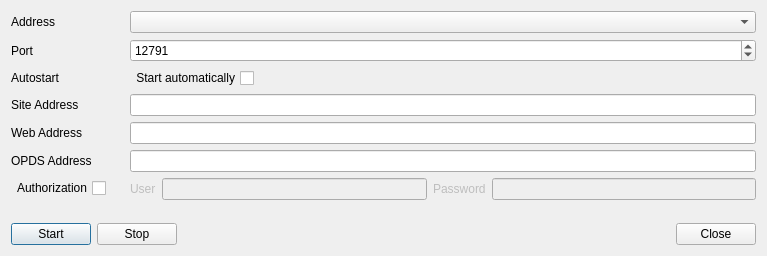
heimdallr/books, file src/home/flibrary/gui/dialogs/OpdsDialog.ui: the form before one commit.
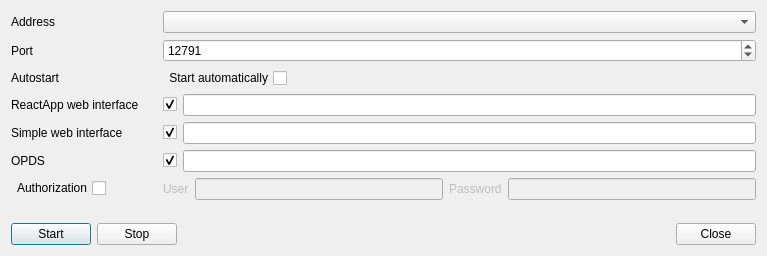
The form after the commit. Icons and pictures are not drawn.

Commit message: #895 Добавлены галки для раздельного включения интерфейсов

```diff
--- a/src/home/flibrary/gui/dialogs/OpdsDialog.ui
+++ b/src/home/flibrary/gui/dialogs/OpdsDialog.ui
@@ -42,52 +42,6 @@
        </property>
       </widget>
      </item>
-     <item row="4" column="0">
-      <widget class="QLabel" name="labelWeb">
-       <property name="text">
-        <string>Web Address</string>
-       </property>
-       <property name="textFormat">
-        <enum>Qt::TextFormat::RichText</enum>
-       </property>
-       <property name="openExternalLinks">
-        <bool>true</bool>
-       </property>
-       <property name="textInteractionFlags">
-        <set>Qt::TextInteractionFlag::TextBrowserInteraction</set>
-       </property>
-      </widget>
-     </item>
-     <item row="4" column="1">
-      <widget class="QLineEdit" name="lineEditWebAddress">
-       <property name="readOnly">
-        <bool>true</bool>
-       </property>
-      </widget>
-     </item>
-     <item row="5" column="0">
-      <widget class="QLabel" name="labelOpds">
-       <property name="text">
-        <string>OPDS Address</string>
-       </property>
-       <property name="textFormat">
-        <enum>Qt::TextFormat::RichText</enum>
-       </property>
-       <property name="openExternalLinks">
-        <bool>true</bool>
-       </property>
-       <property name="textInteractionFlags">
-        <set>Qt::TextInteractionFlag::TextBrowserInteraction</set>
-       </property>
-      </widget>
-     </item>
-     <item row="5" column="1">
-      <widget class="QLineEdit" name="lineEditOpdsAddress">
-       <property name="readOnly">
-        <bool>true</bool>
-       </property>
-      </widget>
-     </item>
      <item row="0" column="0">
       <widget class="QLabel" name="label_5">
        <property name="text">
@@ -101,7 +55,7 @@
      <item row="3" column="0">
       <widget class="QLabel" name="labelSite">
        <property name="text">
-        <string>Site Address</string>
+        <string notr="true">ReactApp web interface</string>
        </property>
        <property name="textFormat">
         <enum>Qt::TextFormat::RichText</enum>
@@ -114,10 +68,7 @@
        </property>
       </widget>
      </item>
-     <item row="3" column="1">
-      <widget class="QLineEdit" name="lineEditSiteAddress"/>
-     </item>
-     <item row="6" column="1">
+     <item row="7" column="1">
       <widget class="QWidget" name="auth" native="true">
        <property name="enabled">
         <bool>false</bool>
@@ -162,7 +113,7 @@
        </layout>
       </widget>
      </item>
-     <item row="6" column="0">
+     <item row="7" column="0">
       <widget class="QCheckBox" name="checkBoxAuth">
        <property name="layoutDirection">
         <enum>Qt::LayoutDirection::RightToLeft</enum>
@@ -173,7 +124,7 @@
       </widget>
      </item>
      <item row="2" column="1">
-      <layout class="QHBoxLayout" name="horizontalLayout">
+      <layout class="QHBoxLayout" name="_7">
        <item>
         <widget class="QCheckBox" name="checkBoxAddToSturtup">
          <property name="layoutDirection">
@@ -206,6 +157,97 @@
        </property>
       </widget>
      </item>
+     <item row="3" column="1">
+      <layout class="QHBoxLayout" name="_6">
+       <item>
+        <widget class="QCheckBox" name="checkBoxReactApp">
+         <property name="text">
+          <string notr="true"/>
+         </property>
+         <property name="checked">
+          <bool>true</bool>
+         </property>
+        </widget>
+       </item>
+       <item>
+        <widget class="QLineEdit" name="lineEditReactApp"/>
+       </item>
+      </layout>
+     </item>
+     <item row="4" column="1">
+      <layout class="QHBoxLayout" name="_8">
+       <item>
+        <widget class="QCheckBox" name="checkBoxSimpleWeb">
+         <property name="text">
+          <string notr="true"/>
+         </property>
+         <property name="checked">
+          <bool>true</bool>
+         </property>
+        </widget>
+       </item>
+       <item>
+        <widget class="QLineEdit" name="lineEditSimpleWeb">
+         <property name="readOnly">
+          <bool>true</bool>
+         </property>
+        </widget>
+       </item>
+      </layout>
+     </item>
+     <item row="4" column="0">
+      <widget class="QLabel" name="labelWeb">
+       <property name="text">
+        <string notr="true">Simple web interface</string>
+       </property>
+       <property name="textFormat">
+        <enum>Qt::TextFormat::RichText</enum>
+       </property>
+       <property name="openExternalLinks">
+        <bool>true</bool>
+       </property>
+       <property name="textInteractionFlags">
+        <set>Qt::TextInteractionFlag::TextBrowserInteraction</set>
+       </property>
+      </widget>
+     </item>
+     <item row="5" column="1">
+      <layout class="QHBoxLayout" name="_9">
+       <item>
+        <widget class="QCheckBox" name="checkBoxOpds">
+         <property name="text">
+          <string notr="true"/>
+         </property>
+         <property name="checked">
+          <bool>true</bool>
+         </property>
+        </widget>
+       </item>
+       <item>
+        <widget class="QLineEdit" name="lineEditOpds">
+         <property name="readOnly">
+          <bool>true</bool>
+         </property>
+        </widget>
+       </item>
+      </layout>
+     </item>
+     <item row="5" column="0">
+      <widget class="QLabel" name="labelOpds">
+       <property name="text">
+        <string notr="true">OPDS</string>
+       </property>
+       <property name="textFormat">
+        <enum>Qt::TextFormat::RichText</enum>
+       </property>
+       <property name="openExternalLinks">
+        <bool>true</bool>
+       </property>
+       <property name="textInteractionFlags">
+        <set>Qt::TextInteractionFlag::TextBrowserInteraction</set>
+       </property>
+      </widget>
+     </item>
     </layout>
    </item>
    <item>
```
The commit also changes 2 other files.
